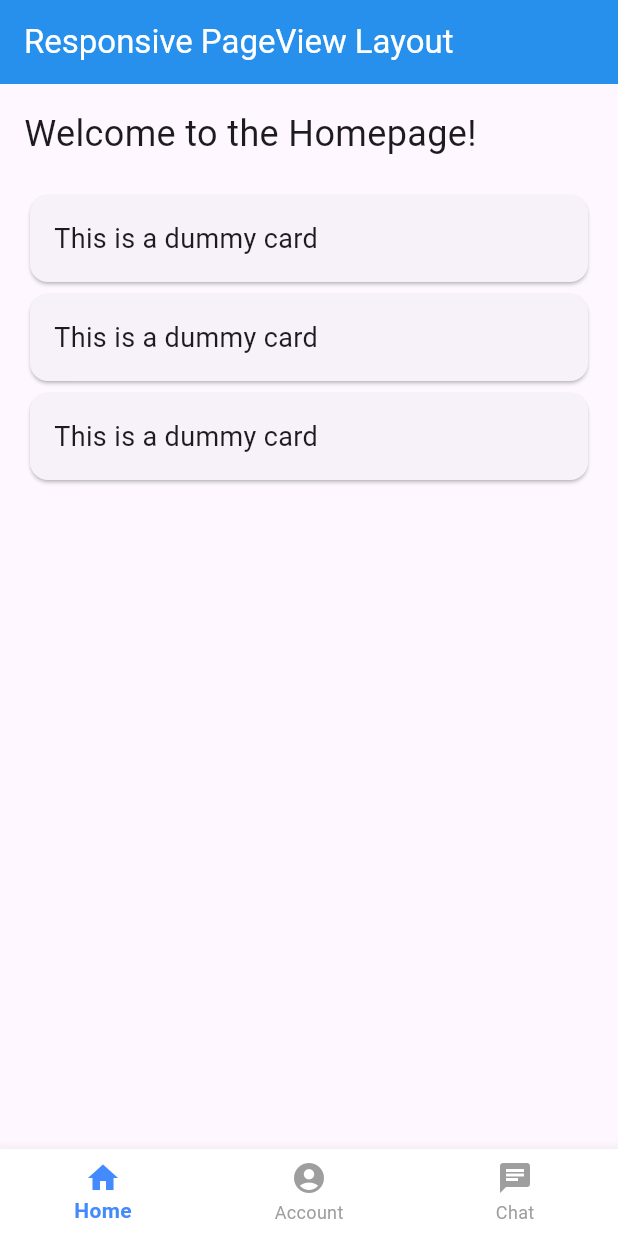
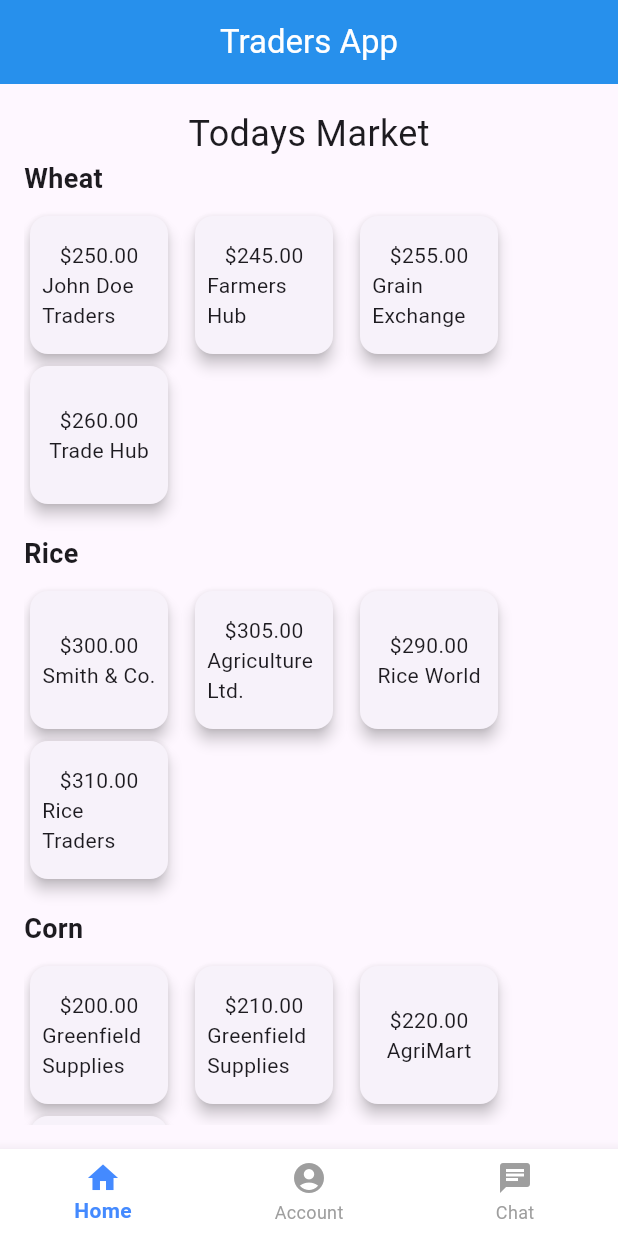
Before and after one commit to irohitkelkar/flutter-reponsive, a Flutter app: the screen it shows after launch, after a tap on "Login", on a phone screen of 412 x 824 dp. Run offline on Flutter 3.47's test engine with Material 3 defaults, Android fonts, the phone set to English and light mode, and no system bars; our stand-ins replace go_router.

Commit message:
Add homepage and refactor

```diff
--- a/lib/features/account/registration_screen.dart
+++ b/lib/features/account/registration_screen.dart
@@ -75,6 +75,7 @@ class RegistrationScreen extends StatelessWidget {
     return Column(
       mainAxisAlignment: MainAxisAlignment.center,
       children: [
+        const Text('Log in to Traders', style: TextStyle(fontSize: 24)),
         const SizedBox(height: 10),
         const TextField(
           keyboardType: TextInputType.phone,
--- a/lib/features/chat/chat_details_screen.dart
+++ b/lib/features/chat/chat_details_screen.dart
@@ -82,8 +82,8 @@ class ChatDetailsScreenState extends State<ChatDetailsScreen> {
                       ? Alignment.centerRight
                       : Alignment.centerLeft,
                   child: Container(
-                    margin:
-                        const EdgeInsets.symmetric(vertical: 4, horizontal: 16),
+                    margin: const EdgeInsets.symmetric(
+                        vertical: 10, horizontal: 16),
                     padding: const EdgeInsets.all(12),
                     decoration: BoxDecoration(
                       color: isUserMessage ? Colors.blue : Colors.grey[300],
--- a/lib/features/home/homepage.dart
+++ b/lib/features/home/homepage.dart
@@ -6,49 +6,129 @@ class Homepage extends StatelessWidget {
 
   @override
   Widget build(BuildContext context) {
-    return ResponsiveWidget(
-      mobile: _buildMobileLayout(),
-      tablet: _buildTabletLayout(),
-      web: _buildWebLayout(),
+    return const ResponsiveWidget(
+      mobile: LivePrices(),
+      tablet: LivePrices(),
+      web: LivePrices(),
     );
   }
+}
 
-  Widget _buildMobileLayout() {
-    return ListView(
-      padding: const EdgeInsets.all(16),
-      children: [
-        const Text('Welcome to the Homepage!', style: TextStyle(fontSize: 24)),
-        const SizedBox(height: 20),
-        _buildCard(),
-        _buildCard(),
-        _buildCard(),
-      ],
-    );
+class LivePrices extends StatefulWidget {
+  const LivePrices({super.key});
+
+  @override
+  State<LivePrices> createState() => _LivePricesState();
+}
+
+class _LivePricesState extends State<LivePrices> {
+  // Hardcoded commodity data with potential for multiple sellers
+  final List<Map<String, String>> commodities = [
+    {'name': 'Wheat', 'rate': '250.00', 'seller': 'John Doe Traders'},
+    {'name': 'Rice', 'rate': '300.00', 'seller': 'Smith & Co.'},
+    {'name': 'Corn', 'rate': '200.00', 'seller': 'Greenfield Supplies'},
+    {'name': 'Barley', 'rate': '275.00', 'seller': 'Farmers Market'},
+    {'name': 'Oats', 'rate': '180.00', 'seller': 'Harvest Goods'},
+    {'name': 'Soybeans', 'rate': '320.00', 'seller': 'AgriTrade Ltd.'},
+    {'name': 'Wheat', 'rate': '245.00', 'seller': 'Farmers Hub'},
+    {'name': 'Rice', 'rate': '305.00', 'seller': 'Agriculture Ltd.'},
+    {'name': 'Corn', 'rate': '210.00', 'seller': 'Greenfield Supplies'},
+    {'name': 'Barley', 'rate': '270.00', 'seller': 'Market Vendors'},
+    {'name': 'Oats', 'rate': '175.00', 'seller': 'Cereal Distributors'},
+    {'name': 'Soybeans', 'rate': '315.00', 'seller': 'Farm & Feed'},
+    {'name': 'Wheat', 'rate': '255.00', 'seller': 'Grain Exchange'},
+    {'name': 'Rice', 'rate': '290.00', 'seller': 'Rice World'},
+    {'name': 'Corn', 'rate': '220.00', 'seller': 'AgriMart'},
+    {'name': 'Barley', 'rate': '280.00', 'seller': 'Farm Supply Co.'},
+    {'name': 'Oats', 'rate': '185.00', 'seller': 'Whole Grains Inc.'},
+    {'name': 'Soybeans', 'rate': '325.00', 'seller': 'Soybean Solutions'},
+    {'name': 'Wheat', 'rate': '260.00', 'seller': 'Trade Hub'},
+    {'name': 'Rice', 'rate': '310.00', 'seller': 'Rice Traders'},
+    {'name': 'Corn', 'rate': '215.00', 'seller': 'Corn Suppliers'},
+    {'name': 'Barley', 'rate': '265.00', 'seller': 'Farm Fresh'},
+    {'name': 'Oats', 'rate': '190.00', 'seller': 'Oat Mills'},
+    {'name': 'Soybeans', 'rate': '330.00', 'seller': 'AgroCorp'},
+  ];
+
+  // Group commodities by name
+  final Map<String, List<Map<String, String>>> groupedCommodities = {};
+  late final List<Map<String, dynamic>> groupedList;
+
+  @override
+  void initState() {
+    for (var commodity in commodities) {
+      final name = commodity['name']!;
+      if (!groupedCommodities.containsKey(name)) {
+        groupedCommodities[name] = [];
+      }
+      groupedCommodities[name]!.add(commodity);
+    }
+
+    // Convert grouped commodities to a list for ListView.builder
+    groupedList = groupedCommodities.entries
+        .map((entry) => {'name': entry.key, 'items': entry.value})
+        .toList();
+
+    super.initState();
   }
 
-  Widget _buildTabletLayout() {
-    return Center(
-      child: SizedBox(
-        width: 500,
-        child: _buildMobileLayout(),
-      ),
-    );
-  }
+  @override
+  Widget build(BuildContext context) {
+    return Padding(
+      padding: const EdgeInsets.all(16.0),
+      child: Column(
+        children: [
+          const Text('Todays Market', style: TextStyle(fontSize: 24)),
+          Expanded(
+            child: ListView.builder(
+              itemCount: groupedList.length,
+              itemBuilder: (context, index) {
+                final group = groupedList[index];
+                final commodityName = group['name'] as String;
+                final items = group['items'] as List<Map<String, String>>;
 
-  Widget _buildWebLayout() {
-    return Center(
-      child: SizedBox(
-        width: 800,
-        child: _buildMobileLayout(),
-      ),
-    );
-  }
-
-  Widget _buildCard() {
-    return const Card(
-      child: Padding(
-        padding: EdgeInsets.all(16),
-        child: Text('This is a dummy card', style: TextStyle(fontSize: 18)),
+                return Column(
+                  crossAxisAlignment: CrossAxisAlignment.start,
+                  children: [
+                    Text(
+                      commodityName,
+                      style: const TextStyle(
+                        fontSize: 18.0,
+                        fontWeight: FontWeight.bold,
+                      ),
+                    ),
+                    const SizedBox(height: 8.0),
+                    Wrap(
+                      spacing: 10,
+                      children: [
+                        ...items.map((item) {
+                          return SizedBox(
+                            width: 100,
+                            height: 100,
+                            child: Card(
+                              elevation: 4.0,
+                              child: Padding(
+                                padding: const EdgeInsets.all(8.0),
+                                child: Column(
+                                  mainAxisAlignment: MainAxisAlignment.center,
+                                  children: [
+                                    Text('\$${item['rate']}'),
+                                    Text('${item['seller']}'),
+                                  ],
+                                ),
+                              ),
+                            ),
+                          );
+                        }).toList(),
+                      ],
+                    ),
+                    const SizedBox(height: 16.0),
+                  ],
+                );
+              },
+            ),
+          ),
+        ],
       ),
     );
   }
--- a/lib/main.dart
+++ b/lib/main.dart
@@ -36,7 +36,8 @@ class MyAppState extends State<MyApp> {
           builder: (context, state, child) {
             return Scaffold(
               appBar: AppBar(
-                title: const Text('Responsive PageView Layout'),
+                title: const Text('Traders App'),
+                centerTitle: true,
               ),
               body: PageView(
                 controller: _pageController,
```
